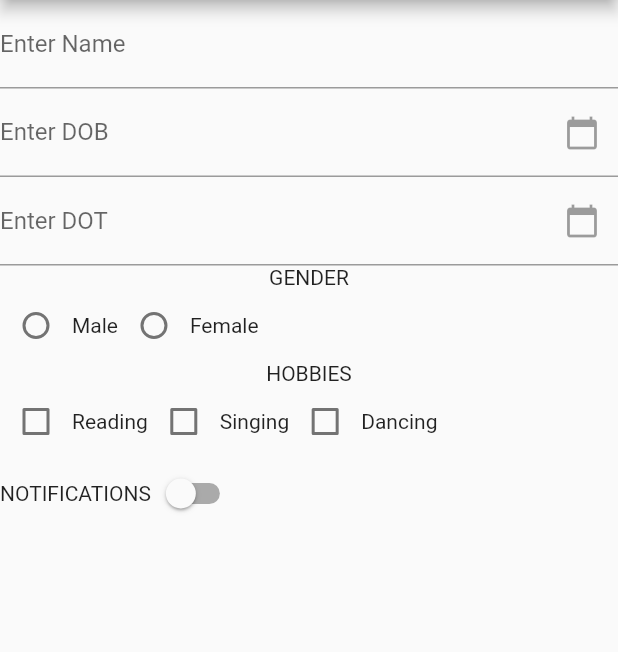
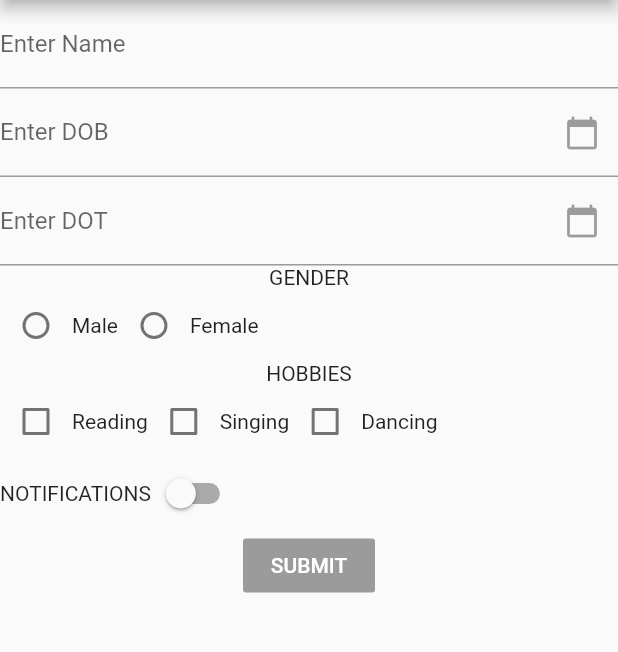
Before and after one commit to yamzzzz/flutter_demo, a Flutter app: the screen it shows after launch, on a phone screen of 412 x 824 dp, the part 84-736 px from its top. Run offline on Flutter 3.47's test engine with Material 2 defaults, Android fonts, the phone set to English and light mode, and no system bars; our stand-ins replace fluttertoast.

Commit message:
Radio Button issue fix

```diff
--- a/lib/main.dart
+++ b/lib/main.dart
@@ -1,4 +1,6 @@
 import 'package:flutter/material.dart';
+import 'package:fluttertoast/fluttertoast.dart';
+
 
 import 'ui_widget/WidgetDemo.dart';
 
@@ -46,7 +48,7 @@ class MyHomePage extends StatefulWidget {
 }
 
 class _WidgetState extends State<MyHomePage> {
-  var genderSelectionGroup = "genderSelectionGroup";
+  var genderSelectionGroup;
   var maleValue = 0;
   var femaleValue = 0;
   bool readingValue = false;
@@ -84,14 +86,14 @@ class _WidgetState extends State<MyHomePage> {
           Row(
             children: <Widget>[
               Radio(
-                  value: maleValue,
+                  value: 0,
                   groupValue: genderSelectionGroup,
                   onChanged: (value) {
                     genderSelected("M", value);
                   }),
               Text("Male"),
               Radio(
-                  value: femaleValue,
+                  value: 1,
                   groupValue: genderSelectionGroup,
                   onChanged: (value) {
                     genderSelected("F", value);
@@ -132,18 +134,16 @@ class _WidgetState extends State<MyHomePage> {
                   });
                 })
           ]),
+          RaisedButton(onPressed: submitClicked(),
+          child: Text("SUBMIT"),
+          color: Colors.red,
+          textColor: Colors.white,)
         ]));
   }
 
   genderSelected(selectedGender, value) {
     setState(() {
-      if (selectedGender == "M") {
-        maleValue = value;
-        femaleValue = value==0?1:0;
-      } else {
-        femaleValue = value;
-        maleValue = value==0?1:0;
-      }
+      genderSelectionGroup = value;
     });
   }
 
@@ -163,3 +163,7 @@ class _WidgetState extends State<MyHomePage> {
     });
   }
 }
+
+submitClicked() {
+  Fluttertoast.showToast(msg: "Submit Clicked!!",toastLength: Toast.LENGTH_SHORT);
+}
--- a/pubspec.yaml
+++ b/pubspec.yaml
@@ -23,6 +23,7 @@ dependencies:
   # The following adds the Cupertino Icons font to your application.
   # Use with the CupertinoIcons class for iOS style icons.
   cupertino_icons: ^0.1.2
+  fluttertoast: ^2.0.7
 
 dev_dependencies:
   flutter_test:
```
Also changed, not shown: pubspec.lock.
